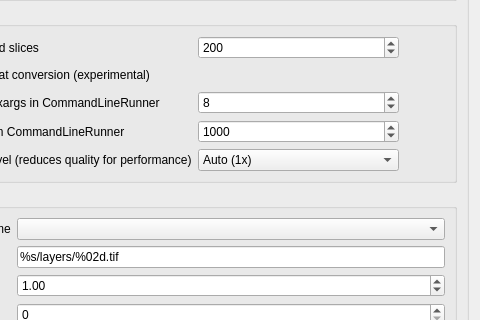
SuperOptimizer/villa, file volume-cartographer/apps/VC3D/VCSettings.ui: the form before one commit; both pictures show x 142 to 622 and y 404 to 724 of the 622 by 822 pixel window.
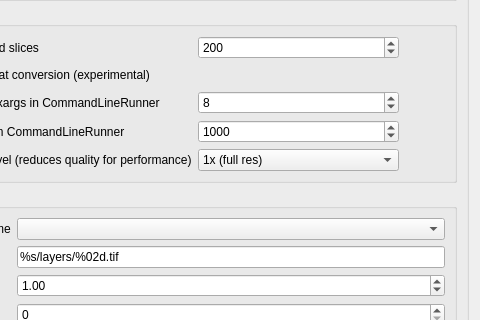
The form after the commit. Icons and pictures are not drawn.

Commit message: slight tweak for label

Diff of the .ui file:
```diff
--- a/volume-cartographer/apps/VC3D/VCSettings.ui
+++ b/volume-cartographer/apps/VC3D/VCSettings.ui
@@ -349,7 +349,7 @@
            <widget class="QComboBox" name="cmbDownscaleOverride">
              <item>
                <property name="text">
-                 <string>Auto (1x)</string>
+                 <string>1x (full res)</string>
                </property>
              </item>
              <item>
```
Left out of the diff: 2 changed lines with no effect on the pictures.
